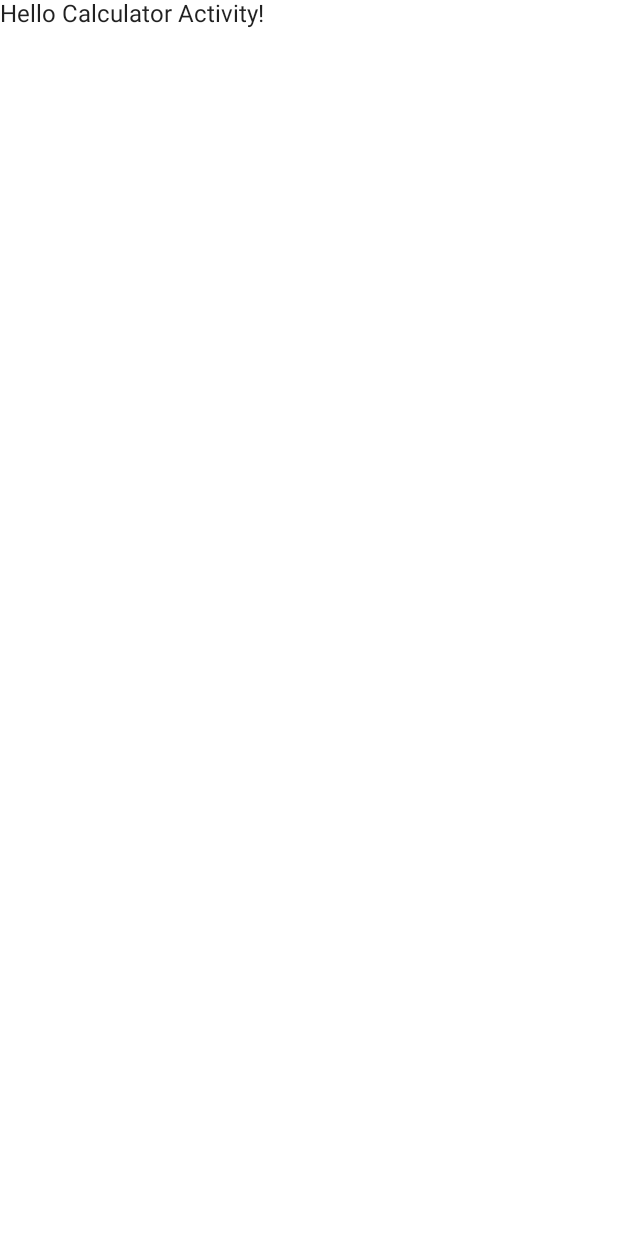
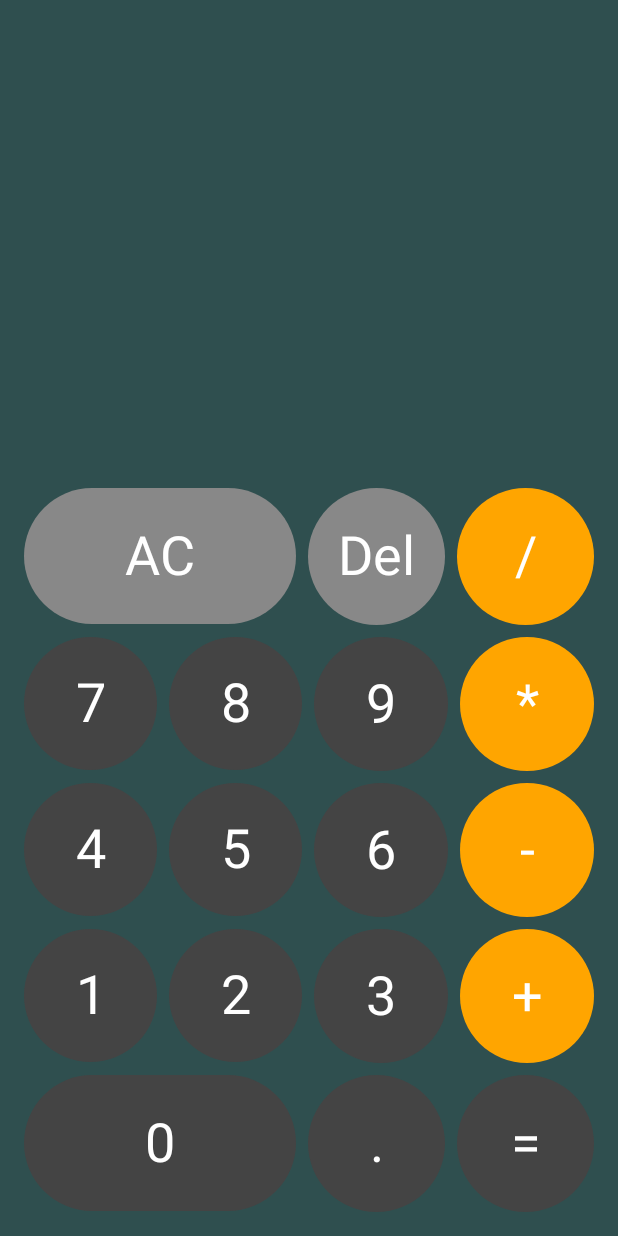
Before and after one commit to anuraj07/JetPackComposeFunctionality, an Android app built with Jetpack Compose: the CalculatorActivity screen opened directly, with no data from a screen before it, on a phone screen of 412 x 824 dp. Before the commit the screen is almost empty. Run offline under Robolectric (Android 15) with nearby library versions, the phone set to English and light mode, and no system bars.

Commit message:
calculator implemantation

```diff
--- a/app/build.gradle
+++ b/app/build.gradle
@@ -67,4 +67,7 @@ dependencies {
     //// Coil Library Dependencies
     implementation "io.coil-kt:coil-compose:1.3.2"
     implementation "io.coil-kt:coil-svg:1.3.2"
+
+    //viewmodel
+    implementation "androidx.lifecycle:lifecycle-viewmodel-compose:2.5.1"
 }
--- a/app/src/main/java/com/deep/myapplication/calculator/CalculatorActivity.kt
+++ b/app/src/main/java/com/deep/myapplication/calculator/CalculatorActivity.kt
@@ -3,13 +3,20 @@ package com.deep.myapplication.calculator
 import android.os.Bundle
 import androidx.activity.ComponentActivity
 import androidx.activity.compose.setContent
+import androidx.activity.viewModels
+import androidx.compose.foundation.background
 import androidx.compose.foundation.layout.fillMaxSize
+import androidx.compose.foundation.layout.padding
 import androidx.compose.material.MaterialTheme
 import androidx.compose.material.Surface
 import androidx.compose.material.Text
 import androidx.compose.runtime.Composable
 import androidx.compose.ui.Modifier
 import androidx.compose.ui.tooling.preview.Preview
+import androidx.compose.ui.unit.dp
+import com.deep.myapplication.calculator.customcomponent.Calculator
+import com.deep.myapplication.calculator.viewmodel.CalculatorViewModel
+import com.deep.myapplication.ui.theme.DarkSlateGray
 import com.deep.myapplication.ui.theme.WallPaperComposeTheme
 
 class CalculatorActivity : ComponentActivity() {
@@ -18,26 +25,19 @@ class CalculatorActivity : ComponentActivity() {
         setContent {
             WallPaperComposeTheme {
                 // A surface container using the 'background' color from the theme
-                Surface(
-                    modifier = Modifier.fillMaxSize(),
-                    color = MaterialTheme.colors.background
-                ) {
-                    Greeting("Calculator Activity")
-                }
+                val viewModel: CalculatorViewModel by viewModels()
+                val state = viewModel.state
+                val buttonSpacing = 8.dp
+                Calculator(
+                    state = state,
+                    onAction = viewModel::onAction,
+                    buttonSpacing = buttonSpacing,
+                    modifier = Modifier
+                        .fillMaxSize()
+                        .background(DarkSlateGray)
+                        .padding(16.dp)
+                )
             }
         }
     }
 }
-
-@Composable
-fun Greeting(name: String) {
-    Text(text = "Hello $name!")
-}
-
-@Preview(showBackground = true)
-@Composable
-fun DefaultPreview2() {
-    WallPaperComposeTheme {
-        Greeting("Android")
-    }
-}
--- /dev/null
+++ b/app/src/main/java/com/deep/myapplication/calculator/customcomponent/Calculator.kt
@@ -0,0 +1,272 @@
+package com.deep.myapplication.calculator.customcomponent
+
+import androidx.compose.foundation.background
+import androidx.compose.foundation.layout.*
+import androidx.compose.material.Text
+import androidx.compose.runtime.Composable
+import androidx.compose.ui.Alignment
+import androidx.compose.ui.Modifier
+import androidx.compose.ui.graphics.Color
+import androidx.compose.ui.text.font.FontWeight
+import androidx.compose.ui.text.style.TextAlign
+import androidx.compose.ui.unit.Dp
+import androidx.compose.ui.unit.dp
+import androidx.compose.ui.unit.sp
+import com.deep.myapplication.calculator.data.CalculatorAction
+import com.deep.myapplication.calculator.data.CalculatorOperation
+import com.deep.myapplication.calculator.data.CalculatorState
+import com.deep.myapplication.ui.theme.Orange
+
+@Composable
+fun Calculator(
+    state: CalculatorState,
+    modifier: Modifier = Modifier,
+    buttonSpacing: Dp = 8.dp,
+    onAction: (CalculatorAction) -> Unit
+) {
+    Box(
+        modifier = modifier
+    ) {
+        Column(
+            modifier = Modifier
+                .fillMaxWidth()
+                .align(Alignment.BottomCenter),
+            verticalArrangement = Arrangement.spacedBy(buttonSpacing)
+        ) {
+            Text(
+                text = state.number1 + (state.operation?.symbol ?: "") + state.number2,
+                textAlign = TextAlign.End,
+                modifier = Modifier
+                    .fillMaxWidth()
+                    .padding(vertical = 32.dp),
+                fontWeight = FontWeight.Light,
+                color = Color.White,
+                maxLines = 2,
+                fontSize = 80.sp
+            )
+
+            Row(
+                modifier = Modifier.fillMaxWidth(),
+                horizontalArrangement = Arrangement.spacedBy(buttonSpacing)
+            ) {
+                CalculatorButton(
+                    symbol = "AC",
+                    modifier = Modifier
+                        .background(Color.Gray)
+                        .aspectRatio(2f)
+                        .weight(2f),
+                    onClick = {
+                        onAction(CalculatorAction.Clear)
+                    }
+                )
+
+                CalculatorButton(
+                    symbol = "Del",
+                    modifier = Modifier
+                        .background(Color.Gray)
+                        .aspectRatio(1f)
+                        .weight(1f),
+                    onClick = {
+                        onAction(CalculatorAction.Delete)
+                    }
+                )
+
+                CalculatorButton(
+                    symbol = "/",
+                    modifier = Modifier
+                        .background(Orange)
+                        .aspectRatio(1f)
+                        .weight(1f),
+                    onClick = {
+                        onAction(CalculatorAction.Operation(CalculatorOperation.Divide))
+                    }
+                )
+            }
+
+            Row(
+                modifier = Modifier.fillMaxWidth(),
+                horizontalArrangement = Arrangement.spacedBy(buttonSpacing)
+            ) {
+                CalculatorButton(
+                    symbol = "7",
+                    modifier = Modifier
+                        .background(Color.DarkGray)
+                        .aspectRatio(1f)
+                        .weight(1f),
+                    onClick = {
+                        onAction(CalculatorAction.Number(7))
+                    }
+                )
+
+                CalculatorButton(
+                    symbol = "8",
+                    modifier = Modifier
+                        .background(Color.DarkGray)
+                        .aspectRatio(1f)
+                        .weight(1f),
+                    onClick = {
+                        onAction(CalculatorAction.Number(8))
+                    }
+                )
+
+                CalculatorButton(
+                    symbol = "9",
+                    modifier = Modifier
+                        .background(Color.DarkGray)
+                        .aspectRatio(1f)
+                        .weight(1f),
+                    onClick = {
+                        onAction(CalculatorAction.Number(9))
+                    }
+                )
+
+                CalculatorButton(
+                    symbol = "*",
+                    modifier = Modifier
+                        .background(Orange)
+                        .aspectRatio(1f)
+                        .weight(1f),
+                    onClick = {
+                        onAction(CalculatorAction.Operation(CalculatorOperation.Multiply))
+                    }
+                )
+            }
+
+            Row(
+                modifier = Modifier.fillMaxWidth(),
+                horizontalArrangement = Arrangement.spacedBy(buttonSpacing)
+            ) {
+                CalculatorButton(
+                    symbol = "4",
+                    modifier = Modifier
+                        .background(Color.DarkGray)
+                        .aspectRatio(1f)
+                        .weight(1f),
+                    onClick = {
+                        onAction(CalculatorAction.Number(4))
+                    }
+                )
+
+                CalculatorButton(
+                    symbol = "5",
+                    modifier = Modifier
+                        .background(Color.DarkGray)
+                        .aspectRatio(1f)
+                        .weight(1f),
+                    onClick = {
+                        onAction(CalculatorAction.Number(5))
+                    }
+                )
+
+                CalculatorButton(
+                    symbol = "6",
+                    modifier = Modifier
+                        .background(Color.DarkGray)
+                        .aspectRatio(1f)
+                        .weight(1f),
+                    onClick = {
+                        onAction(CalculatorAction.Number(6))
+                    }
+                )
+
+                CalculatorButton(
+                    symbol = "-",
+                    modifier = Modifier
+                        .background(Orange)
+                        .aspectRatio(1f)
+                        .weight(1f),
+                    onClick = {
+                        onAction(CalculatorAction.Operation(CalculatorOperation.Subtract))
+                    }
+                )
+            }
+
+            Row(
+                modifier = Modifier.fillMaxWidth(),
+                horizontalArrangement = Arrangement.spacedBy(buttonSpacing)
+            ) {
+                CalculatorButton(
+                    symbol = "1",
+                    modifier = Modifier
+                        .background(Color.DarkGray)
+                        .aspectRatio(1f)
+                        .weight(1f),
+                    onClick = {
+                        onAction(CalculatorAction.Number(1))
+                    }
+                )
+
+                CalculatorButton(
+                    symbol = "2",
+                    modifier = Modifier
+                        .background(Color.DarkGray)
+                        .aspectRatio(1f)
+                        .weight(1f),
+                    onClick = {
+                        onAction(CalculatorAction.Number(2))
+                    }
+                )
+
+                CalculatorButton(
+                    symbol = "3",
+                    modifier = Modifier
+                        .background(Color.DarkGray)
+                        .aspectRatio(1f)
+                        .weight(1f),
+                    onClick = {
+                        onAction(CalculatorAction.Number(3))
+                    }
+                )
+
+                CalculatorButton(
+                    symbol = "+",
+                    modifier = Modifier
+                        .background(Orange)
+                        .aspectRatio(1f)
+                        .weight(1f),
+                    onClick = {
+                        onAction(CalculatorAction.Operation(CalculatorOperation.Add))
+                    }
+                )
+            }
+
+            Row(
+                modifier = Modifier.fillMaxWidth(),
+                horizontalArrangement = Arrangement.spacedBy(buttonSpacing)
+            ) {
+                CalculatorButton(
+                    symbol = "0",
+                    modifier = Modifier
+                        .background(Color.DarkGray)
+                        .aspectRatio(2f)
+                        .weight(2f),
+                    onClick = {
+                        onAction(CalculatorAction.Number(0))
+                    }
+                )
+
+                CalculatorButton(
+                    symbol = ".",
+                    modifier = Modifier
+                        .background(Color.DarkGray)
+                        .aspectRatio(1f)
+                        .weight(1f),
+                    onClick = {
+                        onAction(CalculatorAction.Decimal)
+                    }
+                )
+
+                CalculatorButton(
+                    symbol = "=",
+                    modifier = Modifier
+                        .background(Color.DarkGray)
+                        .aspectRatio(1f)
+                        .weight(1f),
+                    onClick = {
+                        onAction(CalculatorAction.Calculate)
+                    }
+                )
+            }
+        }
+    }
+}
--- /dev/null
+++ b/app/src/main/java/com/deep/myapplication/calculator/customcomponent/CalculatorButton.kt
@@ -0,0 +1,27 @@
+package com.deep.myapplication.calculator.customcomponent
+
+import androidx.compose.foundation.clickable
+import androidx.compose.foundation.layout.Box
+import androidx.compose.foundation.shape.CircleShape
+import androidx.compose.material.Text
+import androidx.compose.runtime.Composable
+import androidx.compose.ui.Alignment
+import androidx.compose.ui.Modifier
+import androidx.compose.ui.draw.clip
+import androidx.compose.ui.graphics.Color
+import androidx.compose.ui.unit.sp
+
+@Composable
+fun CalculatorButton(
+    symbol: String, modifier: Modifier, onClick: () -> Unit
+) {
+    Box(
+        contentAlignment = Alignment.Center,
+        modifier = Modifier
+            .clip(CircleShape)
+            .clickable { onClick }
+            .then(modifier),
+    ) {
+        Text(text = symbol, fontSize = 36.sp, color = Color.White)
+    }
+}
--- /dev/null
+++ b/app/src/main/java/com/deep/myapplication/calculator/data/CalculatorState.kt
@@ -0,0 +1,7 @@
+package com.deep.myapplication.calculator.data
+
+data class CalculatorState(
+    val number1: String = "",
+    val number2: String = "",
+    val operation: CalculatorOperation? = null
+)
```
Also changed, not shown: app/src/main/java/com/deep/myapplication/calculator/data/CalculatorAction.kt (added, +10 -0 lines), app/src/main/java/com/deep/myapplication/calculator/data/CalculatorOperation.kt (added, +8 -0 lines), app/src/main/java/com/deep/myapplication/calculator/viewmodel/CalculatorViewModel.kt (added, +96 -0 lines).
